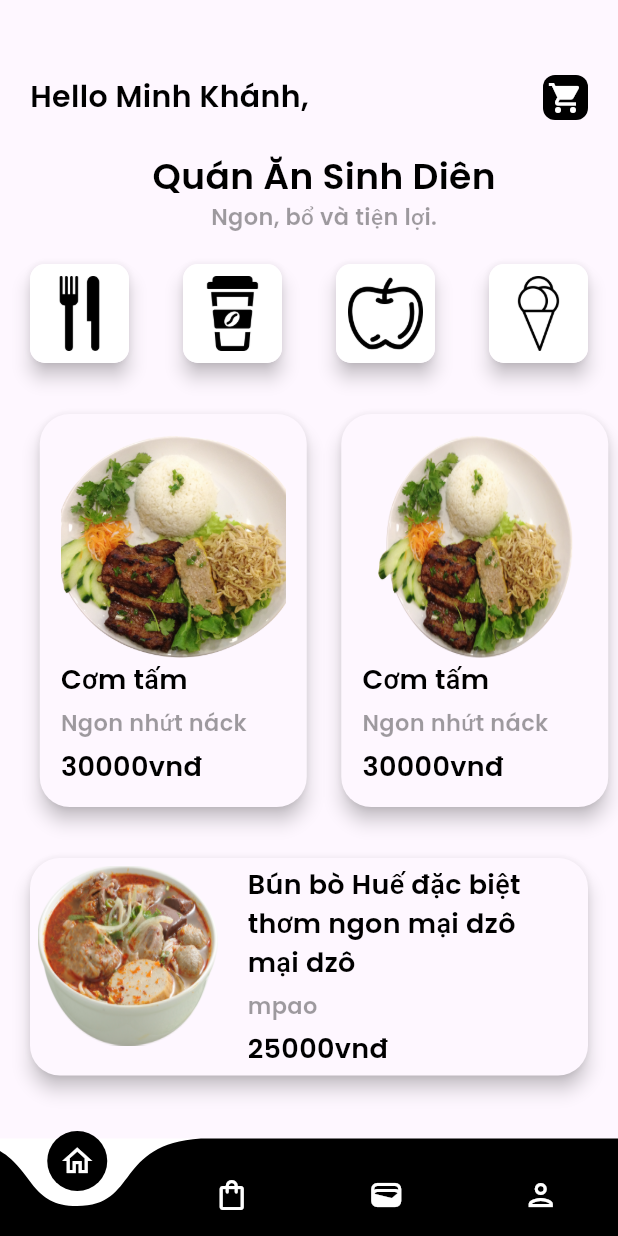
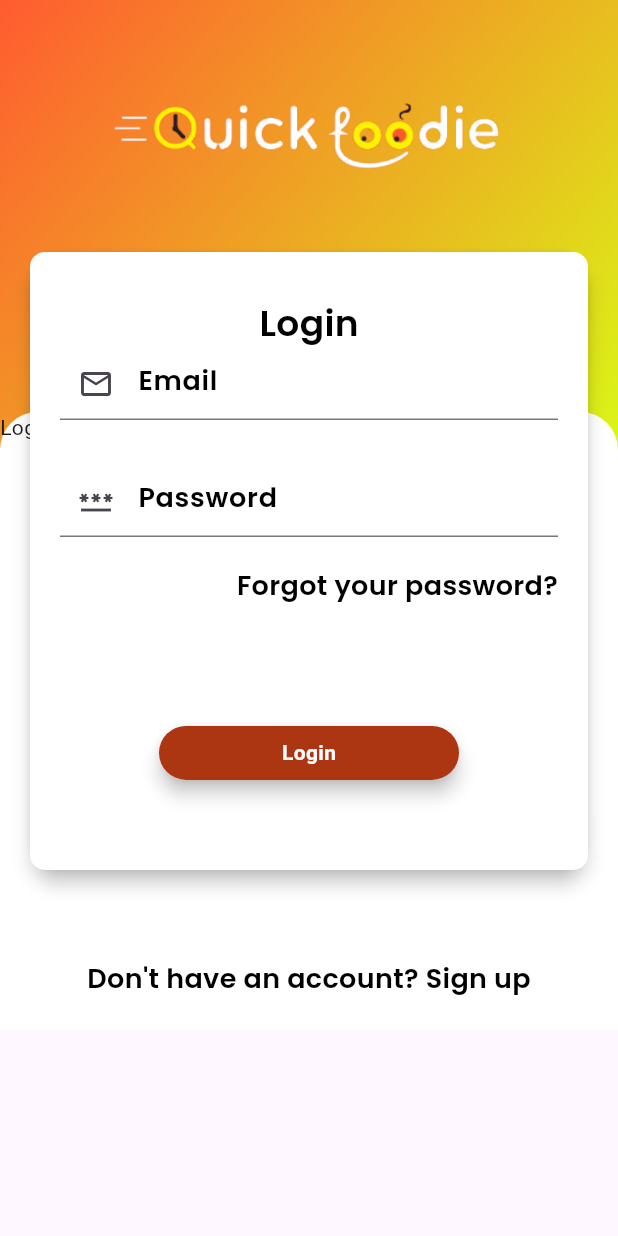
Before and after one commit to minhkhanh2002/Flutter_Moblie_App, a Flutter app: the screen it shows after launch, on a phone screen of 412 x 824 dp. Run offline on Flutter 3.47's test engine with Material 3 defaults, Android fonts, the phone set to English and light mode, and no system bars; drawn by our look-alikes of curved_navigation_bar; Roboto replaces fonts that are missing (Poppins1).

Commit message:
add Login UI

```diff
--- a/my_flutter_app/lib/main.dart
+++ b/my_flutter_app/lib/main.dart
@@ -1,6 +1,7 @@
 import 'package:flutter/material.dart';
 import 'package:my_flutter_app/pages/bottomnav.dart';
 import 'package:my_flutter_app/pages/home.dart';
+import 'package:my_flutter_app/pages/login.dart';
 
 void main() {
   runApp(const MyApp());
@@ -33,7 +34,8 @@ class MyApp extends StatelessWidget {
           colorScheme: ColorScheme.fromSeed(seedColor: Colors.deepPurple),
           useMaterial3: true,
         ),
-        home: BottomNav());
+        //home: const BottomNav());
+        home: LogIn());
   }
 }
 
--- a/my_flutter_app/lib/pages/bottomnav.dart
+++ b/my_flutter_app/lib/pages/bottomnav.dart
@@ -25,10 +25,10 @@ class _BottomNavState extends State<BottomNav> {
   @override
   void initState() {
     // TODO: implement initState
-    homepage = Home();
-    order = Order();
-    profile = Profile();
-    wallet = Wallet();
+    homepage = const Home();
+    order = const Order();
+    profile = const Profile();
+    wallet = const Wallet();
 
     pages = [homepage, order, wallet, profile];
     super.initState();
@@ -41,13 +41,13 @@ class _BottomNavState extends State<BottomNav> {
           height: 65,
           backgroundColor: Colors.white,
           color: Colors.black,
-          animationDuration: Duration(milliseconds: 500),
+          animationDuration: const Duration(milliseconds: 500),
           onTap: (int index) {
             setState(() {
               currentTabIndex = index;
             });
           },
-          items: [
+          items: const [
             Icon(
               Icons.home_outlined,
               color: Colors.white,
--- a/my_flutter_app/lib/pages/home.dart
+++ b/my_flutter_app/lib/pages/home.dart
@@ -17,7 +17,7 @@ class _HomeState extends State<Home> {
   Widget build(BuildContext context) {
     return Scaffold(
         body: Container(
-      margin: EdgeInsets.only(top: 50, left: 20),
+      margin: const EdgeInsets.only(top: 50, left: 20),
       child: Column(
         children: [
           Row(
@@ -25,28 +25,29 @@ class _HomeState extends State<Home> {
             children: [
               Text("Hello Minh Khánh,", style: AppWidget.boldTextFieldStyle()),
               Container(
-                margin: EdgeInsets.only(right: 20),
-                padding: EdgeInsets.all(3),
+                margin: const EdgeInsets.only(right: 20),
+                padding: const EdgeInsets.all(3),
                 decoration: BoxDecoration(
                     color: Colors.black,
                     borderRadius: BorderRadius.circular(8)),
-                child: Icon(
+                child: const Icon(
                   Icons.shopping_cart,
                   color: Colors.white,
                 ),
               )
             ],
           ),
-          SizedBox(
+          const SizedBox(
             height: 20,
           ),
           Text("Quán Ăn Sinh Diên", style: AppWidget.HeadLineTextFieldStyle()),
           Text("Ngon, bổ và tiện lợi.", style: AppWidget.LightTextFieldStyle()),
-          SizedBox(
+          const SizedBox(
             height: 20,
           ),
-          Container(margin: EdgeInsets.only(right: 20), child: showItem()),
-          SizedBox(
+          Container(
+              margin: const EdgeInsets.only(right: 20), child: showItem()),
+          const SizedBox(
             height: 30,
           ),
           SingleChildScrollView(
@@ -55,16 +56,18 @@ class _HomeState extends State<Home> {
               children: [
                 GestureDetector(
                   onTap: () {
-                    Navigator.push(context,
-                        MaterialPageRoute(builder: (context) => Details()));
+                    Navigator.push(
+                        context,
+                        MaterialPageRoute(
+                            builder: (context) => const Details()));
                   },
                   child: Container(
-                    margin: EdgeInsets.all(4),
+                    margin: const EdgeInsets.all(4),
                     child: Material(
                       elevation: 5,
                       borderRadius: BorderRadius.circular(20),
                       child: Container(
-                        padding: EdgeInsets.all(14),
+                        padding: const EdgeInsets.all(14),
                         child: Column(
                           crossAxisAlignment: CrossAxisAlignment.start,
                           children: [
@@ -78,18 +81,18 @@ class _HomeState extends State<Home> {
                               "Cơm tấm",
                               style: AppWidget.semiBoldTextFieldStyle(),
                             ),
-                            SizedBox(
+                            const SizedBox(
                               height: 5,
                             ),
                             Text(
                               "Ngon nhứt náck",
                               style: AppWidget.LightTextFieldStyle(),
                             ),
-                            SizedBox(
+                            const SizedBox(
                               height: 5,
                             ),
                             Text(
-                              "\30000vnđ",
+                              "30000vnđ",
                               style: AppWidget.semiBoldTextFieldStyle(),
                             )
                           ],
@@ -98,16 +101,16 @@ class _HomeState extends State<Home> {
                     ),
                   ),
                 ),
-                SizedBox(
+                const SizedBox(
                   width: 15,
                 ),
                 Container(
-                  margin: EdgeInsets.all(4),
+                  margin: const EdgeInsets.all(4),
                   child: Material(
                     elevation: 5,
                     borderRadius: BorderRadius.circular(20),
                     child: Container(
-                      padding: EdgeInsets.all(14),
+                      padding: const EdgeInsets.all(14),
                       child: Column(
                         crossAxisAlignment: CrossAxisAlignment.start,
                         children: [
@@ -121,18 +124,18 @@ class _HomeState extends State<Home> {
                             "Cơm tấm",
                             style: AppWidget.semiBoldTextFieldStyle(),
                           ),
-                          SizedBox(
+                          const SizedBox(
                             height: 5,
                           ),
                           Text(
                             "Ngon nhứt náck",
                             style: AppWidget.LightTextFieldStyle(),
                           ),
-                          SizedBox(
+                          const SizedBox(
                             height: 5,
                           ),
                           Text(
-                            "\30000vnđ",
+                            "30000vnđ",
                             style: AppWidget.semiBoldTextFieldStyle(),
                           )
                         ],
@@ -143,16 +146,16 @@ class _HomeState extends State<Home> {
               ],
             ),
           ),
-          SizedBox(
+          const SizedBox(
             height: 30,
           ),
           Container(
-            margin: EdgeInsets.only(right: 20),
+            margin: const EdgeInsets.only(right: 20),
             child: Material(
               elevation: 5,
               borderRadius: BorderRadius.circular(20),
               child: Container(
-                padding: EdgeInsets.all(5),
+                padding: const EdgeInsets.all(5),
                 child: Row(
                   crossAxisAlignment: CrossAxisAlignment.start,
                   children: [
@@ -162,34 +165,34 @@ class _HomeState extends State<Home> {
                       width: 120,
                       fit: BoxFit.fill,
                     ),
-                    SizedBox(
+                    const SizedBox(
                       width: 20,
                     ),
                     Column(
                       children: [
-                        Container(
+                        SizedBox(
                           width: MediaQuery.of(context).size.width / 2,
                           child: Text(
                             "Bún bò Huế đặc biệt thơm ngon mại dzô mại dzô",
                             style: AppWidget.semiBoldTextFieldStyle(),
                           ),
                         ),
-                        SizedBox(
+                        const SizedBox(
                           height: 5,
                         ),
-                        Container(
+                        SizedBox(
                           width: MediaQuery.of(context).size.width / 2,
                           child: Text(
                             "mpao",
                             style: AppWidget.LightTextFieldStyle(),
                           ),
                         ),
-                        SizedBox(
+                        const SizedBox(
                           height: 5,
                         ),
-                        Container(
+                        SizedBox(
                           width: MediaQuery.of(context).size.width / 2,
-                          child: Text("\25000vnđ",
+                          child: Text("25000vnđ",
                               style: AppWidget.semiBoldTextFieldStyle()),
                         ),
                       ],
@@ -224,7 +227,7 @@ class _HomeState extends State<Home> {
                 decoration: BoxDecoration(
                     color: food ? Colors.black : Colors.white,
                     borderRadius: BorderRadius.circular(10)),
-                padding: EdgeInsets.all(8),
+                padding: const EdgeInsets.all(8),
                 child: Image.asset(
                   "images/icons/food.png",
                   height: 50,
@@ -250,7 +253,7 @@ class _HomeState extends State<Home> {
                 decoration: BoxDecoration(
                     color: drink ? Colors.black : Colors.white,
                     borderRadius: BorderRadius.circular(10)),
-                padding: EdgeInsets.all(8),
+                padding: const EdgeInsets.all(8),
                 child: Image.asset(
                   "images/icons/drink.png",
                   height: 50,
@@ -276,7 +279,7 @@ class _HomeState extends State<Home> {
                 decoration: BoxDecoration(
                     color: fruits ? Colors.black : Colors.white,
                     borderRadius: BorderRadius.circular(10)),
-                padding: EdgeInsets.all(8),
+                padding: const EdgeInsets.all(8),
                 child: Image.asset(
                   "images/icons/fruits.png",
                   height: 50,
@@ -302,7 +305,7 @@ class _HomeState extends State<Home> {
                 decoration: BoxDecoration(
                     color: ice_cream ? Colors.black : Colors.white,
                     borderRadius: BorderRadius.circular(10)),
-                padding: EdgeInsets.all(8),
+                padding: const EdgeInsets.all(8),
                 child: Image.asset(
                   "images/icons/ice_cream.png",
                   height: 50,
--- /dev/null
+++ b/my_flutter_app/lib/pages/login.dart
@@ -0,0 +1,138 @@
+import 'package:flutter/material.dart';
+import 'package:my_flutter_app/widget/widget_support.dart';
+
+class LogIn extends StatefulWidget {
+  const LogIn({super.key});
+
+  @override
+  State<LogIn> createState() => _LogInState();
+}
+
+class _LogInState extends State<LogIn> {
+  @override
+  Widget build(BuildContext context) {
+    return Scaffold(
+      body: Container(
+        child: Stack(
+          children: [
+            Container(
+              width: MediaQuery.of(context).size.width,
+              height: MediaQuery.of(context).size.height / 2.5,
+              decoration: BoxDecoration(
+                  gradient: LinearGradient(
+                      begin: Alignment.topLeft,
+                      end: Alignment.bottomRight,
+                      colors: [
+                    Color(0xFFff5c30),
+                    Color.fromARGB(255, 217, 252, 21),
+                  ])),
+            ),
+            Container(
+              margin:
+                  EdgeInsets.only(top: MediaQuery.of(context).size.height / 3),
+              height: MediaQuery.of(context).size.height / 2,
+              width: MediaQuery.of(context).size.width,
+              decoration: BoxDecoration(
+                  color: Colors.white,
+                  borderRadius: BorderRadius.only(
+                      topLeft: Radius.circular(25),
+                      topRight: Radius.circular(25))),
+              child: Text("Log In"),
+            ),
+            Container(
+              margin: EdgeInsets.only(top: 60, left: 20, right: 20),
+              child: Column(
+                children: [
+                  Center(
+                    child: Image.asset(
+                      "images/logo.png",
+                      width: MediaQuery.of(context).size.width / 1.5,
+                      fit: BoxFit.cover,
+                    ),
+                  ),
+                  SizedBox(
+                    height: 50,
+                  ),
+                  Material(
+                    elevation: 5,
+                    borderRadius: BorderRadius.circular(20),
+                    child: Container(
+                      padding: EdgeInsets.only(left: 20, right: 20),
+                      width: MediaQuery.of(context).size.width,
+                      height: MediaQuery.of(context).size.height / 2,
+                      decoration: BoxDecoration(
+                          color: Colors.white,
+                          borderRadius: BorderRadius.circular(10)),
+                      child: Column(
+                        children: [
+                          SizedBox(
+                            height: 30,
+                          ),
+                          Text(
+                            "Login",
+                            style: AppWidget.HeadLineTextFieldStyle(),
+                          ),
+                          TextField(
+                            decoration: InputDecoration(
+                                hintText: 'Email',
+                                hintStyle: AppWidget.semiBoldTextFieldStyle(),
+                                prefixIcon: Icon(Icons.email_outlined)),
+                          ),
+                          SizedBox(
+                            height: 30,
+                          ),
+                          TextField(
+                            obscureText: true,
+                            decoration: InputDecoration(
+                                hintText: 'Password',
+                                hintStyle: AppWidget.semiBoldTextFieldStyle(),
+                                prefixIcon: Icon(Icons.password_outlined)),
+                          ),
+                          SizedBox(
+                            height: 20,
+                          ),
+                          Container(
+                            alignment: Alignment.topRight,
+                            child: Text("Forgot your password?",
+                                style: AppWidget.semiBoldTextFieldStyle()),
+                          ),
+                          SizedBox(
+                            height: 80,
+                          ),
+                          Material(
+                            borderRadius: BorderRadius.circular(20),
+                            elevation: 5,
+                            child: Container(
+                              padding: EdgeInsets.symmetric(vertical: 8),
+                              width: 200,
+                              decoration: BoxDecoration(
+                                  color: Color.fromARGB(255, 173, 54, 18),
+                                  borderRadius: BorderRadius.circular(20)),
+                              child: Center(
+                                  child: Text(
+                                "Login",
+                                style: TextStyle(
+                                    color: Colors.white,
+                                    fontFamily: 'Poppins1',
+                                    fontWeight: FontWeight.bold),
+                              )),
+                            ),
+                          ),
+                        ],
+                      ),
+                    ),
+                  ),
+                  SizedBox(
+                    height: 60,
+                  ),
+                  Text("Don't have an account? Sign up",
+                      style: AppWidget.semiBoldTextFieldStyle())
+                ],
+              ),
+            )
+          ],
+        ),
+      ),
+    );
+  }
+}
--- a/my_flutter_app/lib/widget/widget_support.dart
+++ b/my_flutter_app/lib/widget/widget_support.dart
@@ -5,7 +5,7 @@ class AppWidget {
 
   //font in đậm
   static TextStyle boldTextFieldStyle() {
-    return TextStyle(
+    return const TextStyle(
         color: Colors.black,
         fontSize: 20.0,
         fontWeight: FontWeight.bold,
@@ -14,7 +14,7 @@ class AppWidget {
 
   //font tiêu đề
   static TextStyle HeadLineTextFieldStyle() {
-    return TextStyle(
+    return const TextStyle(
         color: Colors.black,
         fontSize: 24.0,
         fontWeight: FontWeight.bold,
@@ -23,7 +23,7 @@ class AppWidget {
 
   //font sub
   static TextStyle LightTextFieldStyle() {
-    return TextStyle(
+    return const TextStyle(
         color: Colors.black38,
         fontSize: 15.0,
         fontWeight: FontWeight.w500,
@@ -32,7 +32,7 @@ class AppWidget {
 
   //font tên món
   static TextStyle semiBoldTextFieldStyle() {
-    return TextStyle(
+    return const TextStyle(
         color: Colors.black,
         fontSize: 18.0,
         fontWeight: FontWeight.w500,
--- a/my_flutter_app/pubspec.yaml
+++ b/my_flutter_app/pubspec.yaml
@@ -63,6 +63,7 @@ flutter:
   assets:
     - images/icons/
     - images/food/
+    - images/
     # - images/*
   #   - images/a_dot_ham.jpeg
 
```
Also changed, not shown: my_flutter_app/lib/pages/details.dart (+20 -20 lines), my_flutter_app/images/logo.png (added), my_flutter_app/images/logo1.png (added), my_flutter_app/images/logoo.png (added).
